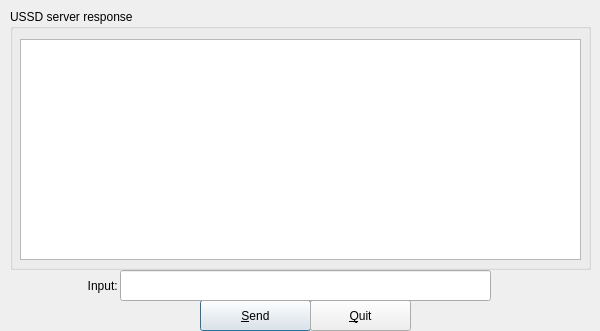
Above: mainwindow.ui from mhogomchungu/ussd-gui before the change. Below: the same form after it.
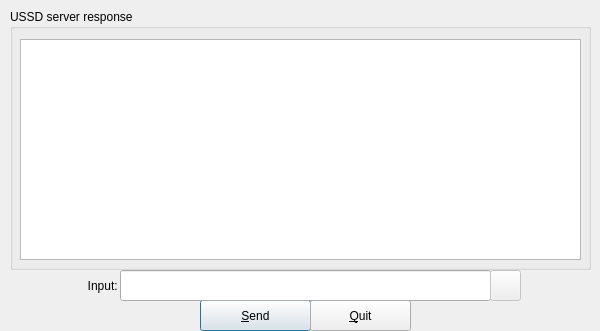
That is the form after the change.

Commit message: add ability to store history entered commands and display them on the GUI

The edit to the form file:
```diff
--- a/mainwindow.ui
+++ b/mainwindow.ui
@@ -104,6 +104,22 @@
      </property>
     </widget>
    </widget>
+   <widget class="QPushButton" name="pbHistory">
+    <property name="enabled">
+     <bool>false</bool>
+    </property>
+    <property name="geometry">
+     <rect>
+      <x>490</x>
+      <y>270</y>
+      <width>31</width>
+      <height>31</height>
+     </rect>
+    </property>
+    <property name="text">
+     <string/>
+    </property>
+   </widget>
   </widget>
  </widget>
  <layoutdefault spacing="6" margin="11"/>
```
The commit also changes 2 other files.
